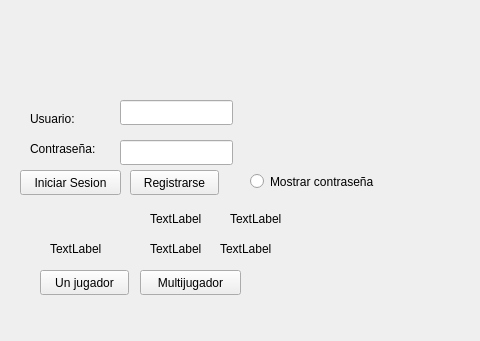
Above: Codificacion/Game/Chaos_Night/mainwindow.ui from Holman-UdeA/Juego-final before the change; both pictures show x 320 to 800 and y 0 to 341 of the 800 by 600 pixel window. Below: the same form after it.
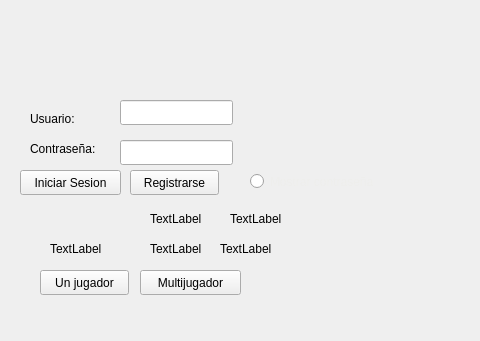
That is the form after the change.

Commit message: Interfaz mejorada. Hice mejoras visuales en la interfaz, probablemente sea el commit final.

Patch:
```diff
--- a/Codificacion/Game/Chaos_Night/mainwindow.ui
+++ b/Codificacion/Game/Chaos_Night/mainwindow.ui
@@ -144,6 +144,9 @@
       <height>23</height>
      </rect>
     </property>
+    <property name="styleSheet">
+     <string notr="true">color: rgb(238, 238, 236);</string>
+    </property>
     <property name="text">
      <string>Mostrar contraseña</string>
     </property>
```
The commit also changes 7 other files.
